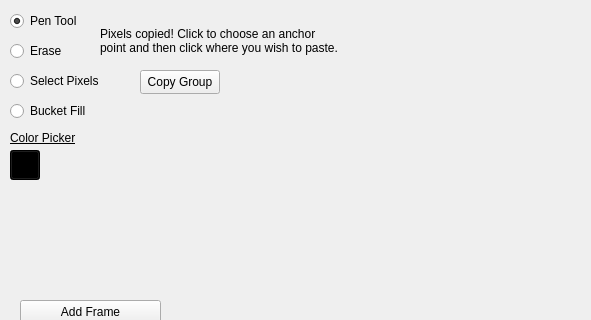
This is spriteeditor.ui in 25hlarsen4/Sprite-Editor as Qt 5 draws it before an edit; both pictures show x 0 to 591 and y 0 to 320 of the 800 by 600 pixel window. The edited form follows.
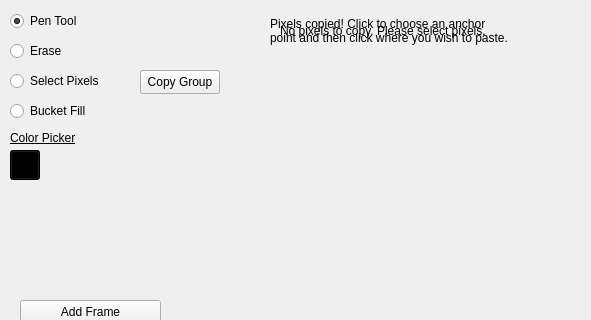
This is the edited form. Custom widgets are drawn as their Qt base class.

Commit message: Handled copy paste edge cases.

What changed in the file:
```diff
--- a/spriteeditor.ui
+++ b/spriteeditor.ui
@@ -99,8 +99,8 @@
    <widget class="QLabel" name="cpInstructionsLabel">
     <property name="geometry">
      <rect>
-      <x>100</x>
-      <y>20</y>
+      <x>270</x>
+      <y>10</y>
       <width>241</width>
       <height>41</height>
      </rect>
@@ -242,6 +242,22 @@
      <string>Color Picker</string>
     </property>
    </widget>
+   <widget class="QLabel" name="explanationLabel">
+    <property name="geometry">
+     <rect>
+      <x>280</x>
+      <y>10</y>
+      <width>211</width>
+      <height>41</height>
+     </rect>
+    </property>
+    <property name="text">
+     <string>No pixels to copy. Please select pixels.</string>
+    </property>
+    <property name="wordWrap">
+     <bool>true</bool>
+    </property>
+   </widget>
   </widget>
   <widget class="QMenuBar" name="menubar">
    <property name="geometry">
```
The commit also changes 4 other files.
